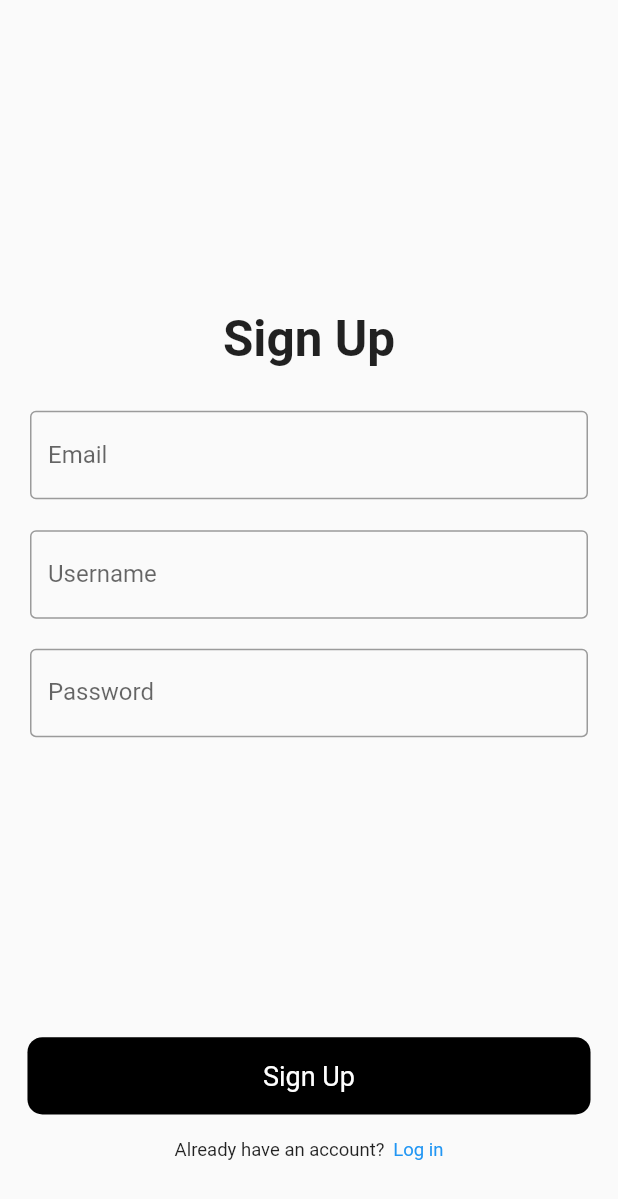
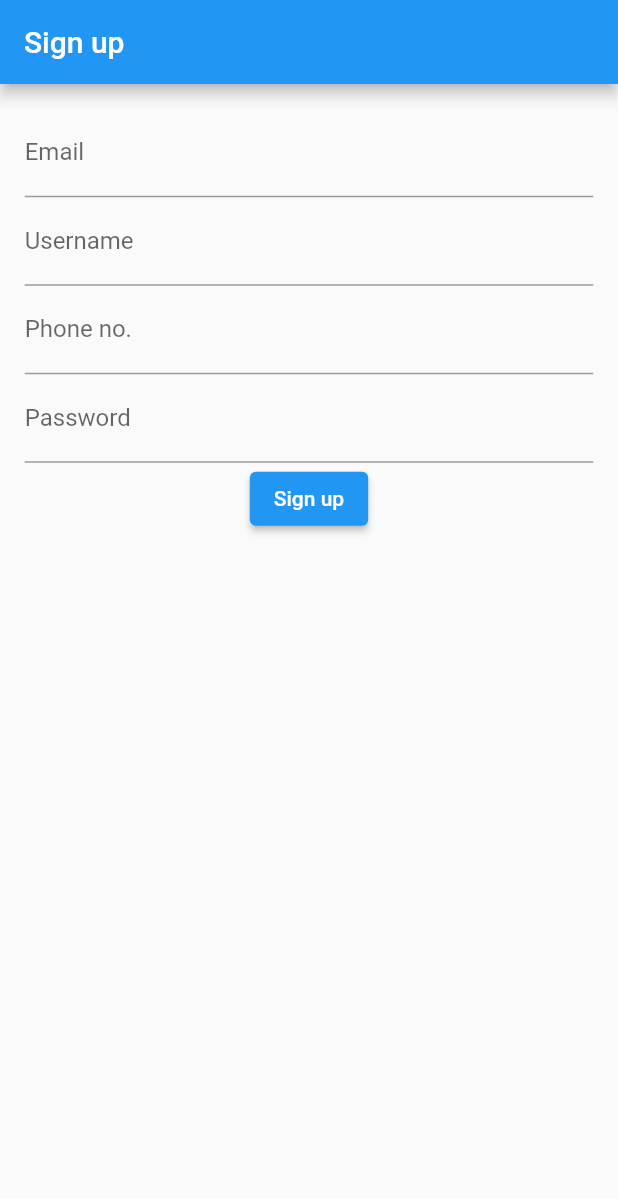
Before and after one commit to kaifakhtar/VoltGo, a Flutter app: the screen it shows after launch, on a phone screen of 412 x 824 dp. Shown: the top 1199 px of the screen. Run offline on Flutter 3.47's test engine with Material 2 defaults, Android fonts, the phone set to English and light mode, and no system bars; our stand-ins replace firebase_auth, firebase_core, flutter_screenutil, google_fonts, lottie; accounts and stored records are empty.

Commit message:
implemented signup

```diff
--- a/lib/main.dart
+++ b/lib/main.dart
@@ -1,13 +1,18 @@
 import 'package:flutter/material.dart';
 import 'package:flutter_screenutil/flutter_screenutil.dart';
-import 'package:untitled5/screens/login_screen.dart';
-import 'package:untitled5/screens/signUp_screen.dart';
-import 'package:untitled5/screens/onthejourney_screen.dart';
+import 'package:HarRidePay/screens/login_screen.dart';
 
+import 'package:HarRidePay/screens/onthejourney_screen.dart';
+import 'package:HarRidePay/screens/signUp_screen.dart';
+import 'package:firebase_auth/firebase_auth.dart';
+import 'package:firebase_core/firebase_core.dart';
 import 'screens/car_select_screen.dart';
 import './widgets/booking_pickup_dest_widget.dart';
 import './screens/booking_pickup_screen.dart';
-void main() {
+void main()async {
+  WidgetsFlutterBinding.ensureInitialized();
+
+  await Firebase.initializeApp();
   runApp(const MyApp());
 }
 
@@ -21,8 +26,8 @@ class MyApp extends StatelessWidget {
         minTextAdapt: true,
         splitScreenMode: true,
         builder: (context, child) {
-          return const MaterialApp(
-            home: MyUIPage()//Login()//BookingPickupScreen()//CarSelectScreen(),
+          return  MaterialApp(
+            home: SignUpPage()//Login()//BookingPickupScreen()//CarSelectScreen(),
           );
         });
   }
--- a/lib/screens/signUp_screen.dart
+++ b/lib/screens/signUp_screen.dart
@@ -1,18 +1,38 @@
+
 import 'package:flutter/material.dart';
 import 'package:flutter_screenutil/flutter_screenutil.dart';
+import 'package:firebase_auth/firebase_auth.dart';
+import 'package:firebase_core/firebase_core.dart';
 
-class MyUIPage extends StatefulWidget {
-  const MyUIPage({Key? key}) : super(key: key);
+
+class SignUpPage extends StatefulWidget {
+  @override
+  _SignUpPageState createState() => _SignUpPageState();
+}
+
+class _SignUpPageState extends State<SignUpPage> {
+  final GlobalKey<FormState> _formKey = GlobalKey<FormState>();
+  final TextEditingController _emailController = TextEditingController();
+  final TextEditingController _usernameController = TextEditingController();
+  final TextEditingController _passwordController = TextEditingController();
+ final _auth=FirebaseAuth.instance;
+
+
+
+
+  String _email='';
+  String _username='';
+  String _mob='';
+  String _password='';
 
   @override
-  _MyUIPageState createState() => _MyUIPageState();
-}
-
-class _MyUIPageState extends State<MyUIPage> {
-  TextEditingController _emailController = TextEditingController();
-  TextEditingController _usernameController = TextEditingController();
-  TextEditingController _passwordController = TextEditingController();
-
+  void initState() {
+    super.initState();
+    Firebase.initializeApp().whenComplete(() {
+      print("completed");
+      setState(() {});
+    });
+  }
   @override
   void dispose() {
     _emailController.dispose();
@@ -21,94 +41,98 @@ class _MyUIPageState extends State<MyUIPage> {
     super.dispose();
   }
 
+
+  void _trySubmit()async{
+    final isValid=_formKey.currentState!.validate();
+    FocusScope.of(context).unfocus();
+
+    if(isValid){
+
+      UserCredential authResult;
+      _formKey.currentState!.save();
+      print("username is ${_username}");
+      print("email is ${_email}");
+      print("password is ${_password}");
+      print("mob is ${_mob}");
+
+      authResult =await _auth.createUserWithEmailAndPassword(email: _email, password: _password);
+    }
+  }
+
   @override
   Widget build(BuildContext context) {
     return Scaffold(
-      body: SingleChildScrollView(
-        child: SafeArea(
-          child: Column(
-            children: [
-
-              Container(
-                height: 200.h,
-                width: double.infinity,
-                // decoration: const BoxDecoration(
-                //   image: DecorationImage(
-                //     image: AssetImage('assets/images/top_image.jpg'),
-                //     fit: BoxFit.cover,
-                //   ),
-                // ),
-              ),
-              Text("Sign Up",style: TextStyle(fontSize: 32.sp,fontWeight: FontWeight.bold),),
-              SizedBox(height: 28.h),
-              Padding(
-                padding: const EdgeInsets.symmetric(horizontal: 20),
-                child: TextField(
+      appBar: AppBar(title: Text("Sign up"),),
+      body: Center(
+        child: Padding(
+          padding:  EdgeInsets.all(16.h),
+          child: Form(
+            key: _formKey,
+            child: Column(
+              children: <Widget>[
+                TextFormField(
                   controller: _emailController,
                   keyboardType: TextInputType.emailAddress,
-                  decoration: const InputDecoration(
-                    labelText: 'Email',
-                    border: OutlineInputBorder(),
-                  ),
+                  decoration: const InputDecoration(labelText: 'Email'),
+                  validator: (value) {
+                    if (value!.isEmpty||!value.contains('@')) {
+                      return 'Please enter your email';
+                    }
+                    return null;
+                  },
+                  onSaved: (value){
+                    _email=value!;
+                  },
                 ),
-              ),
-              SizedBox(height: 20.h),
-              Padding(
-                padding: const EdgeInsets.symmetric(horizontal: 20),
-                child: TextField(
+                TextFormField(
                   controller: _usernameController,
-                  decoration: const InputDecoration(
-                    labelText: 'Username',
-                    border: OutlineInputBorder(),
-                  ),
+                  keyboardType: TextInputType.text,
+                  decoration: InputDecoration(labelText: 'Username'),
+                  validator: (value) {
+                    if (value!.isEmpty||value.length<4) {
+                      return 'Please enter at least 4 characters';
+                    }
+                    return null;
+                  },
+                  onSaved: (value){
+                    _username=value!;
+                  },
                 ),
-              ),
-              const SizedBox(height: 20),
-              Padding(
-                padding: const EdgeInsets.symmetric(horizontal: 20),
-                child: TextField(
+                TextFormField(
+                  keyboardType: TextInputType.number,
+                  decoration: const InputDecoration(labelText: 'Phone no.'),
+                  validator: (value) {
+                    if (value!.isEmpty||value.length<10) {
+                      return 'Please enter 10 digit';
+                    }
+                    return null;
+                  },
+                  onSaved: (value){
+                    _mob=value!;
+                  },
+                ),
+                TextFormField(
                   controller: _passwordController,
                   obscureText: true,
-
-                  decoration: const InputDecoration(
-                    labelText: 'Password',
-                    border: OutlineInputBorder(),
-                  ),
+                  decoration: const InputDecoration(labelText: 'Password'),
+                  validator: (value) {
+                    if (value!.isEmpty||value.length<4) {
+                      return 'Please enter your password';
+                    }
+                    return null;
+                  },
+                  onSaved: (value){
+                    _password=value!;
+                  },
                 ),
-              ),
-              const SizedBox(height: 200),
-              // ElevatedButton(
-              //   onPressed: () {
-              //     // Perform login action
-              //   },
-              //   child: const Text('Sign up'),
-              // ),
-              Container(
-                height: 50.h,
-                width: 328.w,
-                decoration: BoxDecoration(
-                  borderRadius: BorderRadius.circular(10),
-                  color: Colors.black,
+                ElevatedButton(
+                  onPressed: () {
+                    _trySubmit();
+                  },
+                  child: const Text('Sign up'),
                 ),
-                child: const Center(
-                  child: Text("Sign Up",
-                      style: TextStyle(color: Colors.white,
-                      fontSize: 18),),
-                ),
-              ),
-              SizedBox(height: 16.h,),
-              Row(mainAxisAlignment: MainAxisAlignment.center,
-                children:  [
-                  Text("Already have an account?",
-                  style: TextStyle(fontSize: 12.sp),),
-                  SizedBox(width: 5.w,),
-                  Text("Log in",
-                    style: TextStyle(color: Colors.blue,fontSize: 12.sp),),
-                ],
-              )
-
-
-            ],
+              ],
+            ),
           ),
         ),
       ),
--- a/lib/widgets/book_a_ride_buutton.dart
+++ b/lib/widgets/book_a_ride_buutton.dart
@@ -1,6 +1,7 @@
 import 'package:flutter/material.dart';
 import 'package:flutter_screenutil/flutter_screenutil.dart';
 import 'package:google_fonts/google_fonts.dart';
+
 
 class BookRideButton extends StatelessWidget {
   const BookRideButton({Key? key}) : super(key: key);
```
Also changed, not shown: lib/screens/booked_screen.dart (added, +26 -0 lines), lib/screens/car_select_screen.dart (+7 -7 lines), lib/screens/onthejourney_screen.dart (+4 -3 lines), lib/widgets/car_tile.dart (+5 -5 lines), lib/widgets/car_tile_selected.dart (+5 -5 lines), lib/widgets/payment_confirm_bottom_sheet.dart (+4 -4 lines), pubspec.yaml (+8 -2 lines), pubspec.lock, 22 other files.
